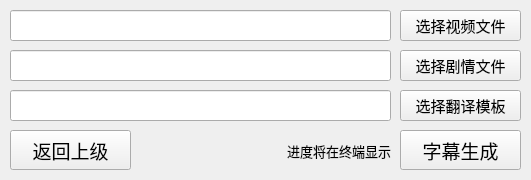
This is GUI Pages/run_ass.ui in Hart-160/ass-automation as Qt 5 draws it before an edit. The edited form follows.
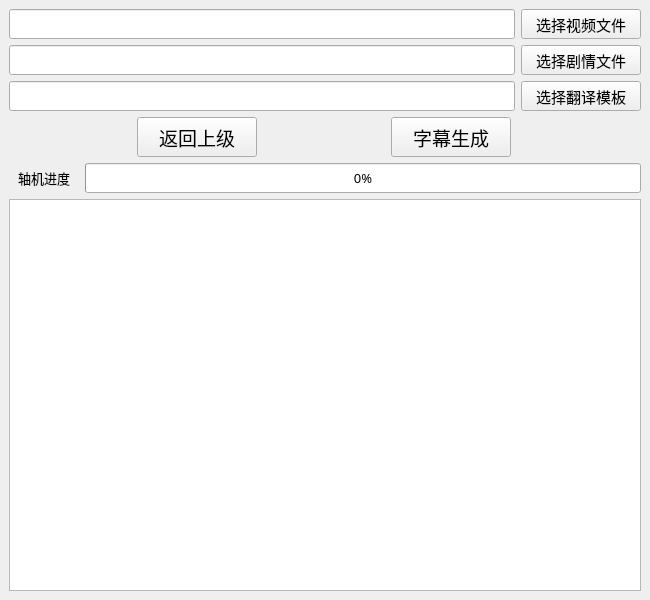
This is the edited form.

Commit message: 终端提示做进GUI&增加GUI进度条

```diff
--- a/GUI Pages/run_ass.ui
+++ b/GUI Pages/run_ass.ui
@@ -6,66 +6,70 @@
    <rect>
     <x>0</x>
     <y>0</y>
-    <width>531</width>
-    <height>180</height>
+    <width>650</width>
+    <height>600</height>
    </rect>
   </property>
   <property name="minimumSize">
    <size>
-    <width>531</width>
-    <height>180</height>
+    <width>650</width>
+    <height>600</height>
    </size>
   </property>
   <property name="maximumSize">
    <size>
-    <width>531</width>
-    <height>180</height>
+    <width>10000</width>
+    <height>10000</height>
    </size>
   </property>
   <property name="windowTitle">
    <string>D4DJ ASS Automation</string>
   </property>
   <widget class="QWidget" name="centralwidget">
-   <widget class="QPushButton" name="choose_template">
-    <property name="geometry">
-     <rect>
-      <x>400</x>
-      <y>90</y>
-      <width>121</width>
-      <height>31</height>
-     </rect>
-    </property>
-    <property name="sizePolicy">
-     <sizepolicy hsizetype="Fixed" vsizetype="Fixed">
-      <horstretch>0</horstretch>
-      <verstretch>0</verstretch>
-     </sizepolicy>
+   <layout class="QVBoxLayout" name="verticalLayout">
+    <item>
+     <layout class="QHBoxLayout" name="horizontalLayout_2">
+      <item>
+       <widget class="QLineEdit" name="video_route">
+        <property name="minimumSize">
+         <size>
+          <width>0</width>
+          <height>30</height>
+         </size>
+        </property>
+        <property name="maximumSize">
+         <size>
+          <width>16777215</width>
+          <height>30</height>
+         </size>
     </property>
     <property name="font">
      <font>
       <family>微软雅黑</family>
-      <pointsize>11</pointsize>
-     </font>
-    </property>
-    <property name="text">
-     <string>选择翻译模板</string>
-    </property>
-   </widget>
+         </font>
+        </property>
+       </widget>
+      </item>
+      <item>
    <widget class="QPushButton" name="choose_video">
-    <property name="geometry">
-     <rect>
-      <x>400</x>
-      <y>10</y>
-      <width>121</width>
-      <height>31</height>
-     </rect>
-    </property>
     <property name="sizePolicy">
      <sizepolicy hsizetype="Fixed" vsizetype="Fixed">
       <horstretch>0</horstretch>
       <verstretch>0</verstretch>
      </sizepolicy>
     </property>
+        <property name="minimumSize">
+         <size>
+          <width>120</width>
+          <height>30</height>
+         </size>
+        </property>
+        <property name="maximumSize">
+         <size>
+          <width>120</width>
+          <height>30</height>
+         </size>
+        </property>
     <property name="font">
      <font>
       <family>微软雅黑</family>
@@ -76,46 +80,52 @@
      <string>选择视频文件</string>
     </property>
    </widget>
-   <widget class="QPushButton" name="generate">
-    <property name="geometry">
-     <rect>
-      <x>400</x>
-      <y>130</y>
-      <width>121</width>
-      <height>40</height>
-     </rect>
-    </property>
-    <property name="sizePolicy">
-     <sizepolicy hsizetype="Fixed" vsizetype="Fixed">
-      <horstretch>0</horstretch>
-      <verstretch>0</verstretch>
-     </sizepolicy>
+      </item>
+     </layout>
+    </item>
+    <item>
+     <layout class="QHBoxLayout" name="horizontalLayout_3">
+      <item>
+       <widget class="QLineEdit" name="sce_route">
+        <property name="minimumSize">
+         <size>
+          <width>0</width>
+          <height>30</height>
+         </size>
+        </property>
+        <property name="maximumSize">
+         <size>
+          <width>16777215</width>
+          <height>30</height>
+         </size>
     </property>
     <property name="font">
      <font>
       <family>微软雅黑</family>
-      <pointsize>14</pointsize>
-     </font>
-    </property>
-    <property name="text">
-     <string>字幕生成</string>
-    </property>
-   </widget>
+         </font>
+        </property>
+       </widget>
+      </item>
+      <item>
    <widget class="QPushButton" name="choose_sce">
-    <property name="geometry">
-     <rect>
-      <x>400</x>
-      <y>50</y>
-      <width>121</width>
-      <height>31</height>
-     </rect>
-    </property>
     <property name="sizePolicy">
      <sizepolicy hsizetype="Fixed" vsizetype="Fixed">
       <horstretch>0</horstretch>
       <verstretch>0</verstretch>
      </sizepolicy>
     </property>
+        <property name="minimumSize">
+         <size>
+          <width>120</width>
+          <height>30</height>
+         </size>
+        </property>
+        <property name="maximumSize">
+         <size>
+          <width>120</width>
+          <height>30</height>
+         </size>
+        </property>
     <property name="font">
      <font>
       <family>微软雅黑</family>
@@ -126,66 +136,87 @@
      <string>选择剧情文件</string>
     </property>
    </widget>
-   <widget class="QLineEdit" name="video_route">
-    <property name="geometry">
-     <rect>
-      <x>10</x>
-      <y>10</y>
-      <width>381</width>
-      <height>31</height>
-     </rect>
-    </property>
-    <property name="font">
-     <font>
-      <family>微软雅黑</family>
-     </font>
-    </property>
-   </widget>
-   <widget class="QLineEdit" name="sce_route">
-    <property name="geometry">
-     <rect>
-      <x>10</x>
-      <y>50</y>
-      <width>381</width>
-      <height>31</height>
-     </rect>
-    </property>
-    <property name="font">
-     <font>
-      <family>微软雅黑</family>
-     </font>
-    </property>
-   </widget>
+      </item>
+     </layout>
+    </item>
+    <item>
+     <layout class="QHBoxLayout" name="horizontalLayout_4">
+      <item>
    <widget class="QLineEdit" name="template_route">
-    <property name="geometry">
-     <rect>
-      <x>10</x>
-      <y>90</y>
-      <width>381</width>
-      <height>31</height>
-     </rect>
-    </property>
+        <property name="minimumSize">
+         <size>
+          <width>0</width>
+          <height>30</height>
+         </size>
+        </property>
+        <property name="maximumSize">
+         <size>
+          <width>16777215</width>
+          <height>30</height>
+         </size>
+        </property>
     <property name="font">
      <font>
       <family>微软雅黑</family>
      </font>
     </property>
    </widget>
+      </item>
+      <item>
+       <widget class="QPushButton" name="choose_template">
+        <property name="sizePolicy">
+         <sizepolicy hsizetype="Fixed" vsizetype="Fixed">
+          <horstretch>0</horstretch>
+          <verstretch>0</verstretch>
+         </sizepolicy>
+        </property>
+        <property name="minimumSize">
+         <size>
+          <width>120</width>
+          <height>30</height>
+         </size>
+        </property>
+        <property name="maximumSize">
+         <size>
+          <width>120</width>
+          <height>30</height>
+         </size>
+        </property>
+        <property name="font">
+         <font>
+          <family>微软雅黑</family>
+          <pointsize>11</pointsize>
+         </font>
+        </property>
+        <property name="text">
+         <string>选择翻译模板</string>
+        </property>
+       </widget>
+      </item>
+     </layout>
+    </item>
+    <item>
+     <layout class="QHBoxLayout" name="horizontalLayout">
+      <item>
    <widget class="QPushButton" name="back_main">
-    <property name="geometry">
-     <rect>
-      <x>10</x>
-      <y>130</y>
-      <width>121</width>
-      <height>40</height>
-     </rect>
-    </property>
     <property name="sizePolicy">
      <sizepolicy hsizetype="Fixed" vsizetype="Fixed">
       <horstretch>0</horstretch>
       <verstretch>0</verstretch>
      </sizepolicy>
     </property>
+        <property name="minimumSize">
+         <size>
+          <width>120</width>
+          <height>40</height>
+         </size>
+        </property>
+        <property name="maximumSize">
+         <size>
+          <width>120</width>
+          <height>40</height>
+         </size>
+        </property>
     <property name="font">
      <font>
       <family>微软雅黑</family>
@@ -196,14 +227,61 @@
      <string>返回上级</string>
     </property>
    </widget>
+      </item>
+      <item>
+       <widget class="QPushButton" name="generate">
+        <property name="sizePolicy">
+         <sizepolicy hsizetype="Fixed" vsizetype="Fixed">
+          <horstretch>0</horstretch>
+          <verstretch>0</verstretch>
+         </sizepolicy>
+        </property>
+        <property name="minimumSize">
+         <size>
+          <width>120</width>
+          <height>40</height>
+         </size>
+        </property>
+        <property name="maximumSize">
+         <size>
+          <width>120</width>
+          <height>40</height>
+         </size>
+        </property>
+        <property name="font">
+         <font>
+          <family>微软雅黑</family>
+          <pointsize>14</pointsize>
+         </font>
+        </property>
+        <property name="text">
+         <string>字幕生成</string>
+        </property>
+       </widget>
+      </item>
+     </layout>
+    </item>
+    <item>
+     <layout class="QHBoxLayout" name="horizontalLayout_5">
+      <item>
    <widget class="QLabel" name="label">
-    <property name="geometry">
-     <rect>
-      <x>140</x>
-      <y>130</y>
-      <width>251</width>
-      <height>41</height>
-     </rect>
+        <property name="sizePolicy">
+         <sizepolicy hsizetype="Preferred" vsizetype="Fixed">
+          <horstretch>0</horstretch>
+          <verstretch>8</verstretch>
+         </sizepolicy>
+        </property>
+        <property name="minimumSize">
+         <size>
+          <width>70</width>
+          <height>30</height>
+         </size>
+        </property>
+        <property name="maximumSize">
+         <size>
+          <width>70</width>
+          <height>30</height>
+         </size>
     </property>
     <property name="font">
      <font>
@@ -212,12 +290,51 @@
      </font>
     </property>
     <property name="text">
-     <string>进度将在终端显示</string>
+         <string>轴机进度</string>
     </property>
     <property name="alignment">
-     <set>Qt::AlignRight|Qt::AlignTrailing|Qt::AlignVCenter</set>
-    </property>
-   </widget>
+         <set>Qt::AlignCenter</set>
+        </property>
+       </widget>
+      </item>
+      <item>
+       <widget class="QProgressBar" name="progressBar">
+        <property name="minimumSize">
+         <size>
+          <width>0</width>
+          <height>30</height>
+         </size>
+        </property>
+        <property name="maximumSize">
+         <size>
+          <width>16777215</width>
+          <height>30</height>
+         </size>
+        </property>
+        <property name="font">
+         <font>
+          <family>微软雅黑</family>
+          <pointsize>10</pointsize>
+         </font>
+        </property>
+        <property name="value">
+         <number>0</number>
+        </property>
+       </widget>
+      </item>
+     </layout>
+    </item>
+    <item>
+     <widget class="QTextBrowser" name="output_window">
+      <property name="font">
+       <font>
+        <family>微软雅黑</family>
+        <pointsize>9</pointsize>
+       </font>
+      </property>
+     </widget>
+    </item>
+   </layout>
   </widget>
  </widget>
  <resources/>
```
Lines whose indentation alone changed are shown as unchanged. The commit also changes 5 other files.
